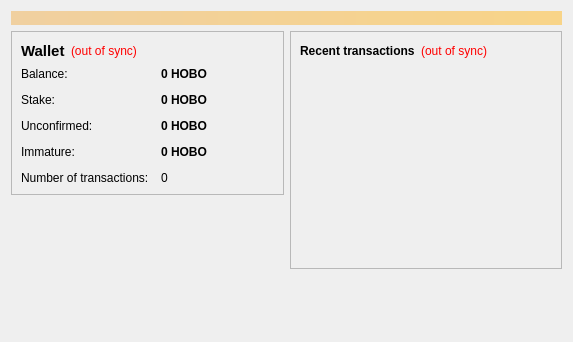
First picture: the form in src/qt/forms/overviewpage.ui, repository Crypto-Expert/HoboNickels, before the edit.
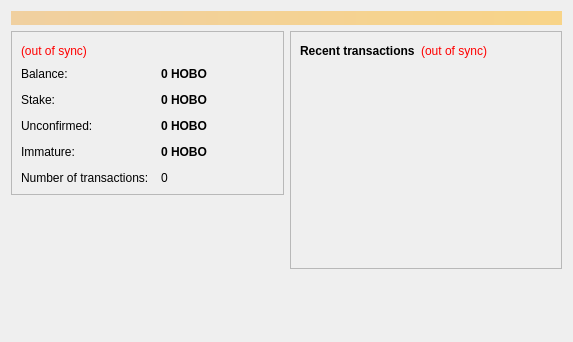
Second picture: the form after the edit.

What changed in the file:
```diff
--- a/src/qt/forms/overviewpage.ui
+++ b/src/qt/forms/overviewpage.ui
@@ -45,20 +45,6 @@
          <layout class="QVBoxLayout" name="verticalLayout_4">
           <item>
            <layout class="QHBoxLayout" name="horizontalLayout_4">
-            <item>
-             <widget class="QLabel" name="label_5">
-              <property name="font">
-               <font>
-                <pointsize>11</pointsize>
-                <weight>75</weight>
-                <bold>true</bold>
-               </font>
-              </property>
-              <property name="text">
-               <string>Wallet</string>
-              </property>
-             </widget>
-            </item>
             <item>
              <widget class="QLabel" name="labelWalletStatus">
               <property name="toolTip">
```
